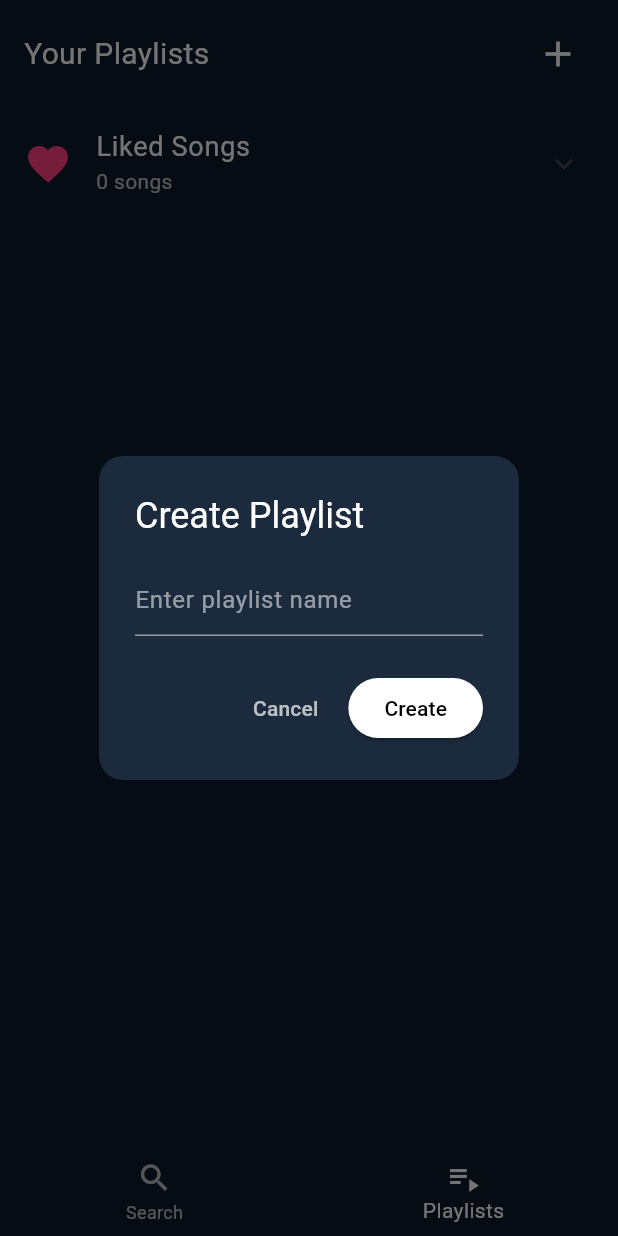
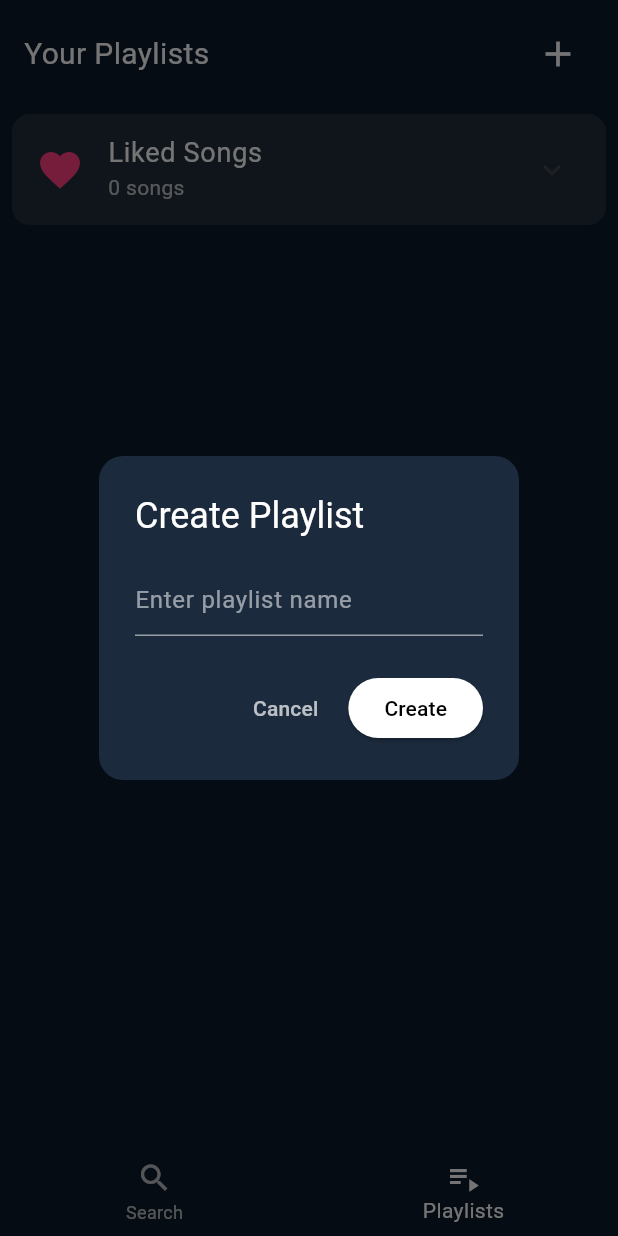
Before and after one commit to Rakshars/Mujic, a Flutter app: the screen it shows after launch, item 2 of the bottom bar chosen, after a tap on the "add" icon, on a phone screen of 412 x 824 dp. Run offline on Flutter 3.47's test engine with Material 3 defaults, Android fonts, the phone set to English and light mode, and no system bars; our stand-ins replace audioplayers, just_audio, share_plus; missing offline and left inert: youtube_explode_dart.

Commit message:
Improved theme of playlists

```diff
--- a/lib/main.dart
+++ b/lib/main.dart
@@ -1,5 +1,6 @@
 import 'dart:async';
 import 'package:flutter/material.dart';
+import 'package:flutter/services.dart';
 import 'package:just_audio/just_audio.dart';
 import 'package:youtube_explode_dart/youtube_explode_dart.dart';
 import 'package:share_plus/share_plus.dart';
@@ -19,8 +20,23 @@ class MyApp extends StatelessWidget {
       theme: ThemeData(
         colorScheme: ColorScheme.fromSeed(seedColor: Colors.deepPurple),
         useMaterial3: true,
+        // Disable button click sounds
+        splashFactory: NoSplash.splashFactory,
+        highlightColor: Colors.transparent,
+      ).copyWith(
+        // Additional sound disabling
+        platform: TargetPlatform.android,
       ),
       home: const HomePage(),
+      builder: (context, child) {
+        return MediaQuery(
+          data: MediaQuery.of(context).copyWith(
+            // Disable system sounds
+            platformBrightness: Theme.of(context).brightness,
+          ),
+          child: child!,
+        );
+      },
     );
   }
 }
@@ -75,6 +91,9 @@ class _HomePageState extends State<HomePage>
   @override
   void initState() {
     super.initState();
+
+    // Disable system sounds
+    SystemChrome.setEnabledSystemUIMode(SystemUiMode.edgeToEdge);
 
     _animController =
         AnimationController(vsync: this, duration: const Duration(seconds: 1));
@@ -285,6 +304,8 @@ class _HomePageState extends State<HomePage>
                               }
                             });
                           },
+                          splashColor: Colors.transparent,
+                          highlightColor: Colors.transparent,
                           child: Container(
                             padding: const EdgeInsets.all(8),
                             decoration: BoxDecoration(
@@ -393,6 +414,7 @@ class _HomePageState extends State<HomePage>
                 ElevatedButton(
                   style: ElevatedButton.styleFrom(
                     backgroundColor: Colors.purpleAccent,
+                    splashFactory: NoSplash.splashFactory,
                   ),
                   onPressed: () {
                     setState(() {
@@ -599,6 +621,8 @@ class _HomePageState extends State<HomePage>
                                       fromPlaylist: _currentPlaylist);
                                 }
                               },
+                              splashColor: Colors.transparent,
+                              highlightColor: Colors.transparent,
                             ),
                             AnimatedSwitcher(
                               duration: const Duration(milliseconds: 250),
@@ -612,6 +636,8 @@ class _HomePageState extends State<HomePage>
                                     color: Colors.white),
                                 onPressed: () =>
                                     _togglePlayPause(modalSetState),
+                                splashColor: Colors.transparent,
+                                highlightColor: Colors.transparent,
                               ),
                             ),
                             IconButton(
@@ -626,6 +652,8 @@ class _HomePageState extends State<HomePage>
                                       fromPlaylist: _currentPlaylist);
                                 }
                               },
+                              splashColor: Colors.transparent,
+                              highlightColor: Colors.transparent,
                             ),
                           ],
                         ),
@@ -646,6 +674,8 @@ class _HomePageState extends State<HomePage>
                                   : Colors.white,
                               ),
                               onPressed: () => _showAddToPlaylistDialog(_currentVideoNotifier.value, modalSetState),
+                              splashColor: Colors.transparent,
+                              highlightColor: Colors.transparent,
                             ),
                             // Like Button
                             IconButton(
@@ -660,6 +690,8 @@ class _HomePageState extends State<HomePage>
                               ),
                               onPressed: () =>
                                   _toggleLike(currentVideo, modalSetState),
+                              splashColor: Colors.transparent,
+                              highlightColor: Colors.transparent,
                             ),
                             // Repeat Button
                             IconButton(
@@ -669,12 +701,16 @@ class _HomePageState extends State<HomePage>
                                       ? Colors.blueAccent
                                       : Colors.white),
                               onPressed: () => _toggleRepeat(modalSetState),
+                              splashColor: Colors.transparent,
+                              highlightColor: Colors.transparent,
                             ),
                             // Share Button
                             IconButton(
                               icon: const Icon(Icons.share,
                                   size: 30, color: Colors.white),
                               onPressed: () => _shareCurrentSong(currentVideo),
+                              splashColor: Colors.transparent,
+                              highlightColor: Colors.transparent,
                             ),
                           ],
                         ),
@@ -738,6 +774,8 @@ class _HomePageState extends State<HomePage>
                 if (currentVideo == null) return const SizedBox();
                 return InkWell(
                   onTap: () => _openFullPlayer(context),
+                  splashColor: Colors.transparent,
+                  highlightColor: Colors.transparent,
                   child: Column(
                     mainAxisSize: MainAxisSize.min,
                     children: [
@@ -788,6 +826,8 @@ class _HomePageState extends State<HomePage>
                                               : Icons.play_arrow,
                                           color: Colors.white),
                                       onPressed: () => _togglePlayPause(null),
+                                      splashColor: Colors.transparent,
+                                      highlightColor: Colors.transparent,
                                     ),
                                   ),
                           ],
@@ -824,6 +864,7 @@ class _HomePageState extends State<HomePage>
         unselectedItemColor: Colors.white70,
         currentIndex: _currentIndex,
         onTap: (index) => setState(() => _currentIndex = index),
+        type: BottomNavigationBarType.fixed,
         items: const [
           BottomNavigationBarItem(icon: Icon(Icons.search), label: "Search"),
           BottomNavigationBarItem(
@@ -936,6 +977,8 @@ class _SearchPageState extends State<SearchPage>
                               _controller.clear();
                               setState(() {});
                             },
+                            splashColor: Colors.transparent,
+                            highlightColor: Colors.transparent,
                           )
                         : null,
                   ),
@@ -1003,6 +1046,8 @@ class _SearchPageState extends State<SearchPage>
                                           if (isShowingHistory)
                                             InkWell(
                                               onTap: () => _removeFromHistory(video),
+                                              splashColor: Colors.transparent,
+                                              highlightColor: Colors.transparent,
                                               child: Container(
                                                 padding: const EdgeInsets.all(4),
                                                 child: const Icon(
@@ -1106,7 +1151,10 @@ class _PlaylistPageState extends State<PlaylistPage> {
               child: const Text("Cancel", style: TextStyle(color: Colors.white70)),
             ),
             ElevatedButton(
-              style: ElevatedButton.styleFrom(backgroundColor: Colors.white),
+              style: ElevatedButton.styleFrom(
+                backgroundColor: Colors.white,
+                splashFactory: NoSplash.splashFactory,
+              ),
               onPressed: () {
                 final name = playlistController.text.trim();
                 if (name.isNotEmpty && !widget.customPlaylists.containsKey(name)) {
@@ -1145,6 +1193,8 @@ class _PlaylistPageState extends State<PlaylistPage> {
                   IconButton(
                     icon: const Icon(Icons.add, color: Colors.white, size: 28),
                     onPressed: _showCreatePlaylistDialog,
+                    splashColor: Colors.transparent,
+                    highlightColor: Colors.transparent,
                   ),
                 ],
               ),
@@ -1155,10 +1205,20 @@ class _PlaylistPageState extends State<PlaylistPage> {
                 builder: (_, updateTrigger, __) {
                   return ListView(
                     children: [
-                      ValueListenableBuilder<List<Video>>(
+                      Container(
+                        margin: const EdgeInsets.symmetric(horizontal: 8.0, vertical: 4.0),
+                        decoration: BoxDecoration(
+                          color: Colors.white.withOpacity(0.08),
+                          borderRadius: BorderRadius.circular(12),
+                        ),
+                        child: ValueListenableBuilder<List<Video>>(
                           valueListenable: widget.likedSongsNotifier,
                           builder: (_, likedSongs, __) {
-                          return ExpansionTile(
+                            return Theme(
+                              data: Theme.of(context).copyWith(
+                                dividerColor: Colors.transparent,
+                              ),
+                              child: ExpansionTile(
                                 initiallyExpanded: _expanded,
                                 onExpansionChanged: (value) {
                                   setState(() => _expanded = value);
@@ -1190,6 +1250,7 @@ class _PlaylistPageState extends State<PlaylistPage> {
                                               shape: RoundedRectangleBorder(
                                                 borderRadius: BorderRadius.circular(12),
                                               ),
+                                              splashFactory: NoSplash.splashFactory,
                                             ),
                                             onPressed: () {
                                               if (likedSongs.isNotEmpty) {
@@ -1251,15 +1312,27 @@ class _PlaylistPageState extends State<PlaylistPage> {
                                           );
                                         }).toList(),
                                       ],
+                              ),
                             );
                           },
                         ),
-                      const SizedBox(height: 20),
+                      ),
+                      const SizedBox(height: 12),
                       ...widget.customPlaylists.entries.map((entry) {
                         final playlistName = entry.key;
                         final videos = entry.value;
 
-                        return ExpansionTile(
+                        return Container(
+                          margin: const EdgeInsets.symmetric(horizontal: 8.0, vertical: 4.0),
+                          decoration: BoxDecoration(
+                            color: Colors.white.withOpacity(0.08),
+                            borderRadius: BorderRadius.circular(12),
+                          ),
+                          child: Theme(
+                            data: Theme.of(context).copyWith(
+                              dividerColor: Colors.transparent,
+                            ),
+                            child: ExpansionTile(
                               leading: const Icon(Icons.queue_music,
                                   color: Colors.white, size: 28),
                               title: Text(
@@ -1290,6 +1363,7 @@ class _PlaylistPageState extends State<PlaylistPage> {
                                             shape: RoundedRectangleBorder(
                                               borderRadius: BorderRadius.circular(12),
                                             ),
+                                            splashFactory: NoSplash.splashFactory,
                                           ),
                                           onPressed: () {
                                             if (videos.isNotEmpty) {
@@ -1316,6 +1390,8 @@ class _PlaylistPageState extends State<PlaylistPage> {
                                                 ),
                                                 child: InkWell(
                                                   onTap: () => widget.onPlaySong(video, playlist: videos),
+                                                  splashColor: Colors.transparent,
+                                                  highlightColor: Colors.transparent,
                                                   child: Padding(
                                                     padding: const EdgeInsets.symmetric(horizontal: 12.0, vertical: 8.0),
                                                     child: Row(
@@ -1382,6 +1458,8 @@ class _PlaylistPageState extends State<PlaylistPage> {
                                         );
                                       }).toList(),
                                     ],
+                            ),
+                          ),
                         );
                       }).toList(),
                     ],
--- a/pubspec.yaml
+++ b/pubspec.yaml
@@ -34,7 +34,7 @@ dependencies:
   audioplayers: ^6.5.1
   youtube_explode_dart: ^2.2.1
   just_audio: ^0.9.42
-  share_plus: ^6.3.4
+  share_plus: ^10.0.2
 
 
   # The following adds the Cupertino Icons font to your application.
```
Also changed, not shown: pubspec.lock, 1 other file. Lines whose indentation alone changed are shown as unchanged.
